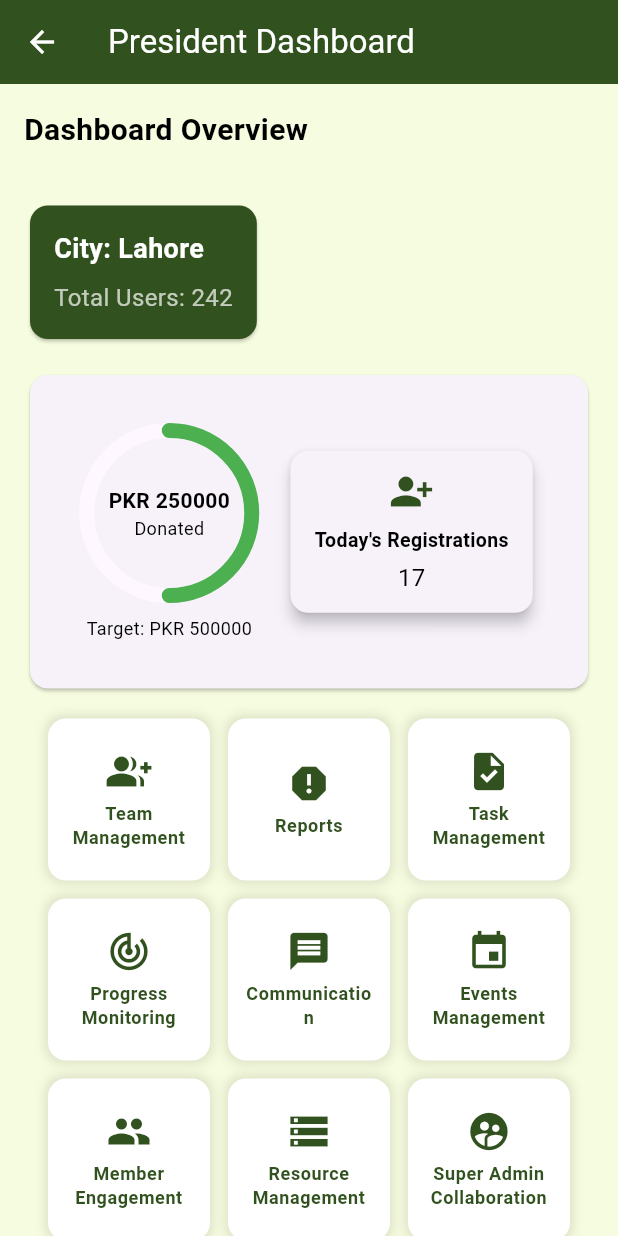
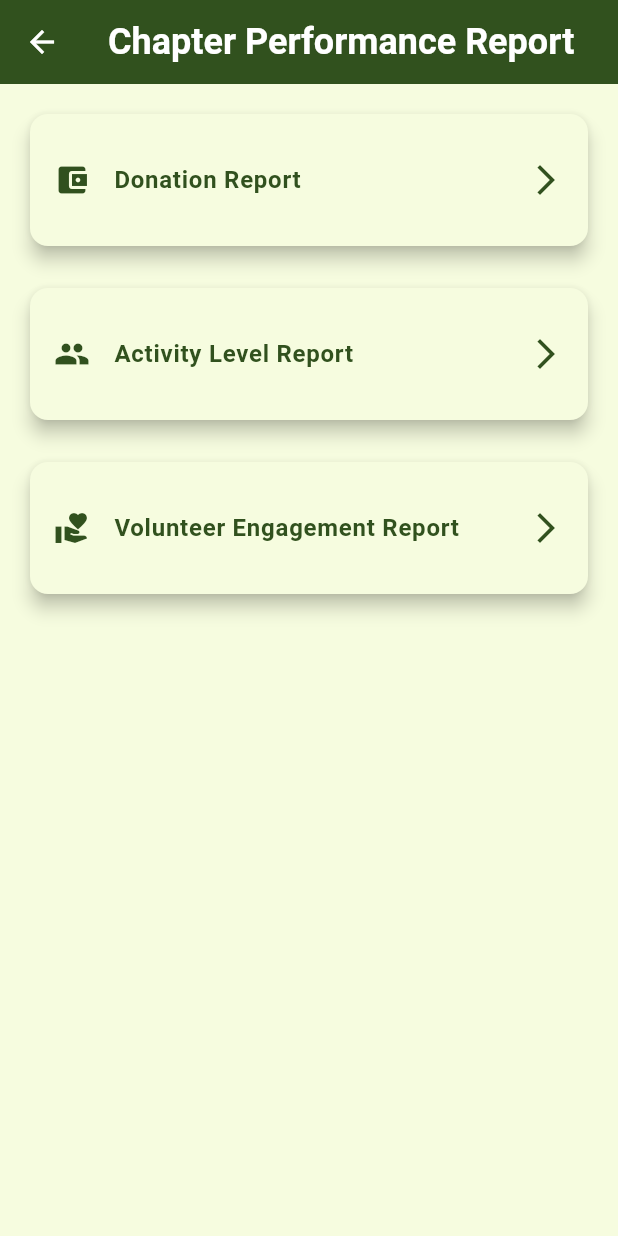
Before and after one commit to Muhammadsaqibsharif/kaar_e_kamal, a Flutter app: the PresidentDashboardScreen screen opened by its route, after a tap on "Reports", on a phone screen of 412 x 824 dp. Run offline on Flutter 3.47's test engine with Material 3 defaults, Android fonts, the light colour scheme and no system bars; drawn by our look-alikes of percent_indicator; our stand-ins replace carousel_slider, image_picker, share_plus, shared_preferences; accounts and stored records are empty.

Commit message:
President Donation Report Screens

```diff
--- a/lib/main.dart
+++ b/lib/main.dart
@@ -1,8 +1,8 @@
 import 'package:flutter/material.dart';
 import 'core/theme/app_theme.dart';
 import 'core/utils/shared_prefs.dart';
-import 'routes/app_routes.dart'; // Import the AppRoutes
-import 'routes/route_names.dart'; // Import RouteNames
+import 'routes/app_routes.dart';
+import 'routes/route_names.dart';
 
 void main() async {
   WidgetsFlutterBinding.ensureInitialized();
--- a/lib/routes/route_names.dart
+++ b/lib/routes/route_names.dart
@@ -35,6 +35,10 @@ class RouteNames {
   static const String PresidentDashboardScreen = '/PresidentDashboardScreen';
   static const String PresidentDashboardWidget = '/PresidentDashboardWidget';
   static const String TeamManagmentScreen = '/TeamManagmentScreen';
+  static const String ChapterPerformanceReportScreen = '/ChapterPerformanceReportScreen';
+  static const String DonationReportScreen = '/donationReportScreen';
+  static const String ActivityLevelReportScreen = '/activityLevelReportScreen';
+  static const String VolunteerEngagementReportScreen = '/volunteerEngagementReportScreen';
 
 
 }
--- a/lib/screens/president/president_dashboard_screen.dart
+++ b/lib/screens/president/president_dashboard_screen.dart
@@ -55,7 +55,8 @@ class PresidentDashboardScreen extends StatelessWidget {
                     }),
                     _buildFeatureTile(context,
                         title: 'Reports', icon: Icons.report, onTap: () {
-                      // Navigator.pushNamed(context, RouteNames.ReportsDashboardScreen);
+                      Navigator.pushNamed(
+                          context, RouteNames.ChapterPerformanceReportScreen);
                     }),
                     _buildFeatureTile(context,
                         title: 'Task Management', icon: Icons.task, onTap: () {
--- /dev/null
+++ b/lib/screens/president/reports/chapter_performance_report_screen.dart
@@ -0,0 +1,134 @@
+import 'package:flutter/material.dart';
+import 'package:kaar_e_kamal/routes/route_names.dart';
+
+class ChapterPerformanceReportScreen extends StatefulWidget {
+  @override
+  _ChapterPerformanceReportScreenState createState() =>
+      _ChapterPerformanceReportScreenState();
+}
+
+class _ChapterPerformanceReportScreenState
+    extends State<ChapterPerformanceReportScreen> {
+  @override
+  Widget build(BuildContext context) {
+    return Scaffold(
+      appBar: AppBar(
+        title: const Text(
+          'Chapter Performance Report',
+          style: TextStyle(fontWeight: FontWeight.bold, fontSize: 24),
+        ),
+        backgroundColor: Color(0xFF31511E), // Dark Green
+        foregroundColor: Colors.white, // Text on AppBar
+      ),
+      body: Padding(
+        padding: const EdgeInsets.all(16.0),
+        child: SingleChildScrollView(
+          child: Column(
+            crossAxisAlignment: CrossAxisAlignment.start,
+            children: [
+              // Donation Statistics Section
+              GestureDetector(
+                onTap: () {
+                  Navigator.pushNamed(context, RouteNames.DonationReportScreen);
+                },
+                child: Card(
+                  elevation: 5.0,
+                  shape: RoundedRectangleBorder(
+                    borderRadius: BorderRadius.circular(12.0),
+                  ),
+                  color: Color(0xFFF6FCDF), // Light Cream
+                  child: ListTile(
+                    contentPadding: EdgeInsets.all(16.0),
+                    leading: Icon(
+                      Icons.account_balance_wallet,
+                      color: Color(0xFF31511E), // Dark Green
+                    ),
+                    title: Text(
+                      'Donation Report',
+                      style: TextStyle(
+                        color: Color(0xFF31511E), // Dark Green
+                        fontWeight: FontWeight.bold,
+                      ),
+                    ),
+                    trailing: Icon(
+                      Icons.arrow_forward_ios,
+                      color: Color(0xFF31511E), // Dark Green
+                    ),
+                  ),
+                ),
+              ),
+              const SizedBox(height: 20),
+
+              // Team Activity Levels Section
+              GestureDetector(
+                onTap: () {
+                  Navigator.pushNamed(
+                      context, RouteNames.ActivityLevelReportScreen);
+                },
+                child: Card(
+                  elevation: 5.0,
+                  shape: RoundedRectangleBorder(
+                    borderRadius: BorderRadius.circular(12.0),
+                  ),
+                  color: Color(0xFFF6FCDF), // Light Cream
+                  child: ListTile(
+                    contentPadding: EdgeInsets.all(16.0),
+                    leading: Icon(
+                      Icons.group,
+                      color: Color(0xFF31511E), // Dark Green
+                    ),
+                    title: Text(
+                      'Activity Level Report',
+                      style: TextStyle(
+                        color: Color(0xFF31511E), // Dark Green
+                        fontWeight: FontWeight.bold,
+                      ),
+                    ),
+                    trailing: Icon(
+                      Icons.arrow_forward_ios,
+                      color: Color(0xFF31511E), // Dark Green
+                    ),
+                  ),
+                ),
+              ),
+              const SizedBox(height: 20),
+
+              // Volunteer Engagement Metrics Section
+              GestureDetector(
+                onTap: () {
+                  Navigator.pushNamed(
+                      context, RouteNames.VolunteerEngagementReportScreen);
+                },
+                child: Card(
+                  elevation: 5.0,
+                  shape: RoundedRectangleBorder(
+                    borderRadius: BorderRadius.circular(12.0),
+                  ),
+                  color: Color(0xFFF6FCDF), // Light Cream
+                  child: ListTile(
+                    contentPadding: EdgeInsets.all(16.0),
+                    leading: Icon(
+                      Icons.volunteer_activism,
+                      color: Color(0xFF31511E), // Dark Green
+                    ),
+                    title: Text(
+                      'Volunteer Engagement Report',
+                      style: TextStyle(
+                        color: Color(0xFF31511E), // Dark Green
+                        fontWeight: FontWeight.bold,
+                      ),
+                    ),
+                    trailing: Icon(
+                      Icons.arrow_forward_ios,
+                      color: Color(0xFF31511E), // Dark Green
+                    ),
+                  ),
+                ),
+              ),
+            ],
+          ),
+        ),
+      ),
+    );
+  }
+}
```
Also changed, not shown: lib/routes/app_routes.dart (+13 -6 lines), lib/screens/president/reports/activity_level_report_screen.dart (added, +101 -0 lines), lib/screens/president/reports/donation_report_screen.dart (added, +208 -0 lines), lib/screens/president/reports/volunteer_engagement_report_screen.dart (added, +95 -0 lines).
